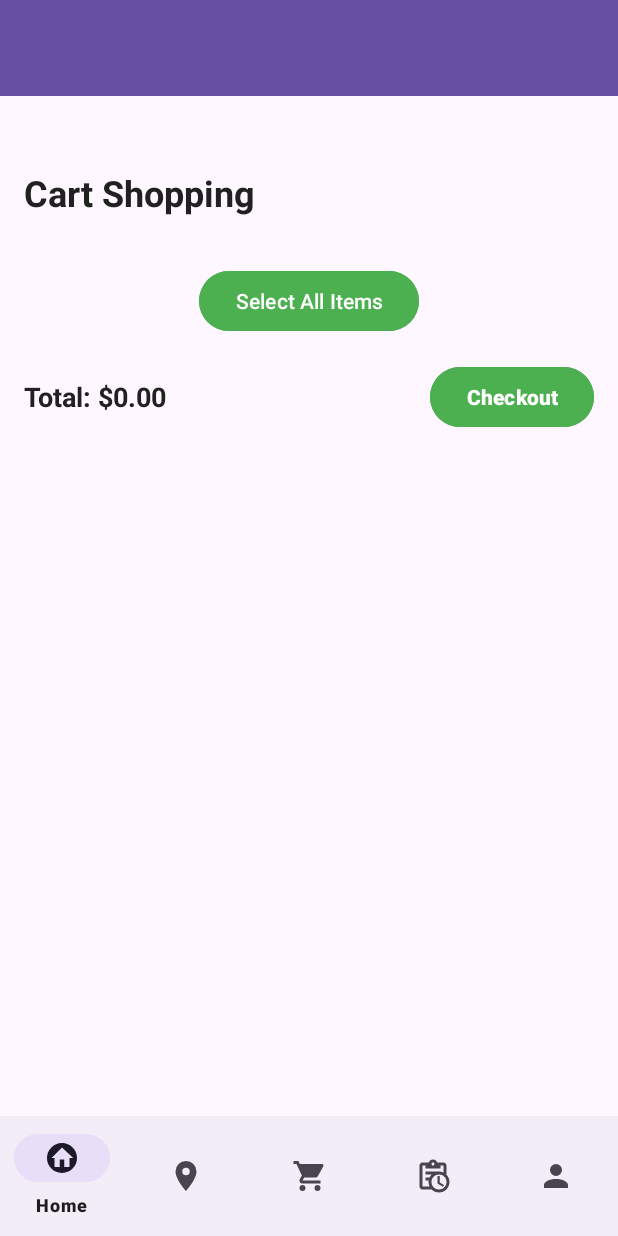
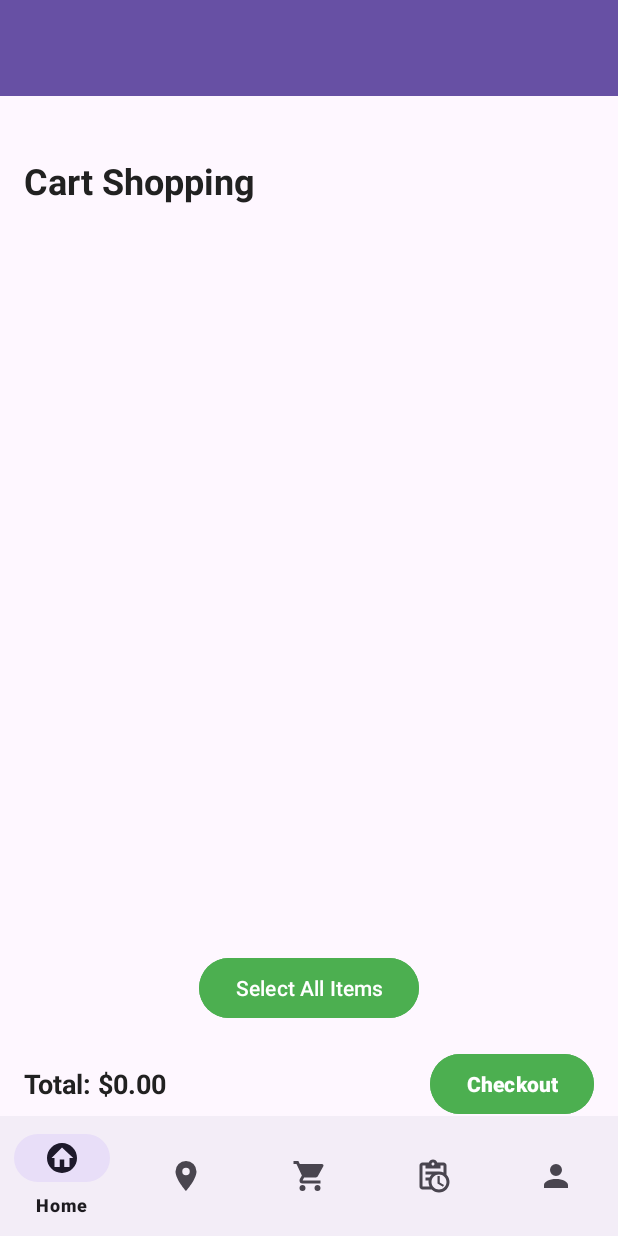
Before and after one commit to leekongvine123/PRM-HELMET, an Android app: the fragment CartFragment placed in its activity, on a phone screen of 412 x 824 dp. Run offline under Robolectric (Android 15) with nearby library versions, the phone set to English and light mode, and no system bars; our stand-ins replace Firebase (no records; nobody signed in at launch, a user with empty details on screens opened directly); pictures from the network do not load; 5 statements that could not run were skipped.

Commit message:
fix cart layout, add layout hiisstory

```diff
--- a/app/src/main/java/com/example/myapplication/MainActivity.java
+++ b/app/src/main/java/com/example/myapplication/MainActivity.java
@@ -4,6 +4,7 @@
 import android.os.Bundle;
 
 import androidx.activity.EdgeToEdge;
+import androidx.annotation.Nullable;
 import androidx.appcompat.app.AppCompatActivity;
 import androidx.fragment.app.Fragment;
 import androidx.fragment.app.FragmentManager;
@@ -76,4 +77,5 @@
         }
         return false;
     }
+
 }
--- a/app/src/main/java/com/example/myapplication/database_helper/DatabaseHelper.java
+++ b/app/src/main/java/com/example/myapplication/database_helper/DatabaseHelper.java
@@ -23,7 +23,7 @@
     private static final String DATABASE_NAME = "helmet_shop.db";
 
     // Phiên bản cơ sở dữ liệu
-    private static final int DATABASE_VERSION = 11;
+    private static final int DATABASE_VERSION = 12;
 
     // Tên các bảng
     private static final String TABLE_USERS = "Users";
--- a/app/src/main/res/layout/fragment_cart.xml
+++ b/app/src/main/res/layout/fragment_cart.xml
@@ -7,43 +7,48 @@
     android:padding="16dp"
 >
     <!-- Title TextView -->
+
+    <!-- RecyclerView for Cart Items -->
+
+    <!-- Select All Button -->
+
+    <!-- Total and Checkout Section -->
+
     <TextView
         android:id="@+id/cartTitle"
         android:layout_width="wrap_content"
         android:layout_height="wrap_content"
-        android:layout_marginTop="16dp"
+        android:layout_marginTop="8dp"
         android:text="Cart Shopping"
+        android:textColor="@color/text_primary"
         android:textSize="24sp"
         android:textStyle="bold"
-        android:textColor="@color/text_primary"
         app:layout_constraintStart_toStartOf="parent"
         app:layout_constraintTop_toTopOf="parent" />
 
-    <!-- RecyclerView for Cart Items -->
     <androidx.recyclerview.widget.RecyclerView
         android:id="@+id/cartRecyclerView"
-        android:layout_width="wrap_content"
-        android:layout_height="wrap_content"
+        android:layout_width="353dp"
+        android:layout_height="470dp"
         android:layout_marginTop="16dp"
-        app:layout_constraintTop_toBottomOf="@id/cartTitle"
         app:layout_constraintBottom_toTopOf="@id/selectAllButton"
+        app:layout_constraintEnd_toEndOf="parent"
+        app:layout_constraintHorizontal_bias="0.494"
         app:layout_constraintStart_toStartOf="parent"
-        app:layout_constraintEnd_toEndOf="parent" />
+        app:layout_constraintTop_toBottomOf="@id/cartTitle" />
 
-    <!-- Select All Button -->
     <Button
         android:id="@+id/selectAllButton"
         android:layout_width="wrap_content"
         android:layout_height="wrap_content"
-        android:layout_marginTop="16dp"
+        android:layout_marginTop="12dp"
+        android:backgroundTint="@color/primary"
         android:text="Select All Items"
         android:textColor="@android:color/white"
-        android:backgroundTint="@color/primary"
-        app:layout_constraintTop_toBottomOf="@id/cartRecyclerView"
+        app:layout_constraintEnd_toEndOf="parent"
         app:layout_constraintStart_toStartOf="parent"
-        app:layout_constraintEnd_toEndOf="parent" />
+        app:layout_constraintTop_toBottomOf="@id/cartRecyclerView" />
 
-    <!-- Total and Checkout Section -->
     <LinearLayout
         android:id="@+id/linearLayout"
         android:layout_width="match_parent"
@@ -57,17 +62,18 @@
         app:layout_constraintEnd_toEndOf="parent">
 
         <!-- Total Amount TextView -->
+
+        <!-- Checkout Button -->
         <TextView
             android:id="@+id/totalAmount"
             android:layout_width="0dp"
             android:layout_height="wrap_content"
             android:layout_weight="1"
             android:text="Total: $0.00"
+            android:textColor="@color/text_primary"
             android:textSize="18sp"
-            android:textStyle="bold"
-            android:textColor="@color/text_primary" />
+            android:textStyle="bold" />
 
-        <!-- Checkout Button -->
         <Button
             android:id="@+id/checkoutButton"
             android:layout_width="wrap_content"
```
Also changed, not shown: app/src/main/java/com/example/myapplication/fragments/CheckoutFragment.java (+8 -1 lines), app/src/main/res/layout/cart_item_layout.xml (+4 -3 lines), app/src/main/res/layout/fragment_history.xml (+12 -2 lines), app/src/main/res/layout/helmet_item.xml (+14 -8 lines), app/src/main/res/layout/item_order.xml (+36 -11 lines).
